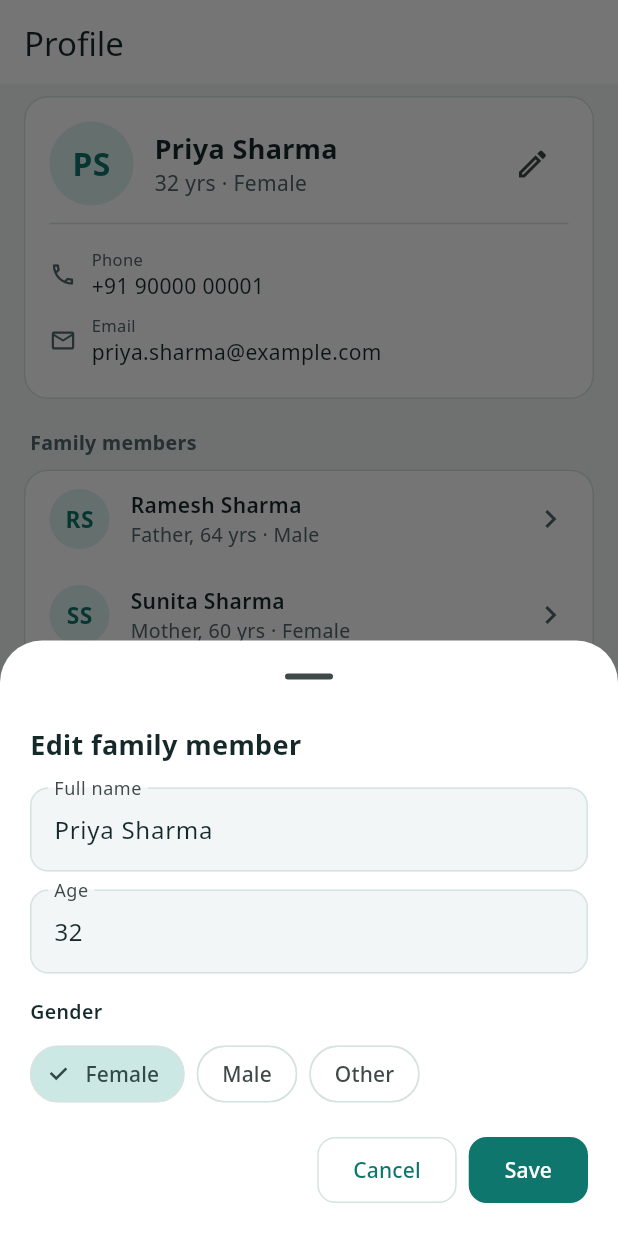
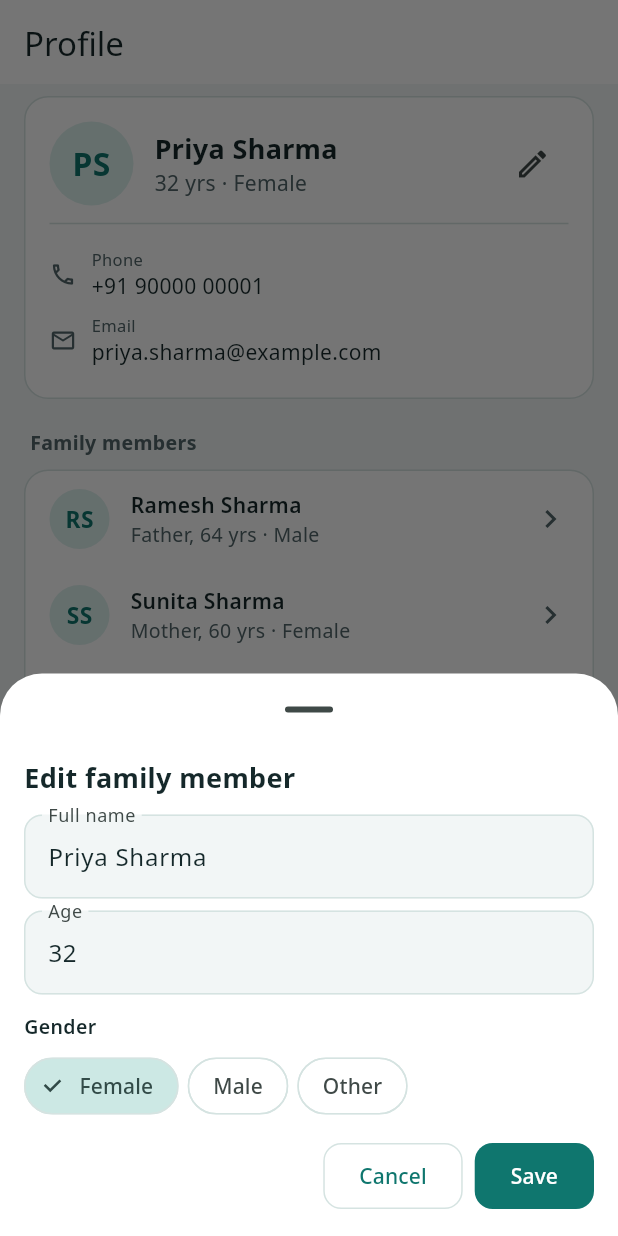
Before and after one commit to AmanSikarwar/booking-bot, a Flutter app: the ProfileScreen screen opened by its route, after a tap on the "edit" icon, on a phone screen of 412 x 824 dp. Run offline on Flutter 3.47's test engine with Material 3 defaults, Android fonts, the phone set to English and light mode, and no system bars; our stand-ins replace connectivity_plus, drift, drift_flutter, flutter_animate, flutter_bloc, freezed_annotation and 5 more; missing offline and left inert: fetch_client, flutter_chat_core, flutter_chat_ui, slang; accounts and stored records are empty; generated files the repository leaves out were written again; network calls fail.

Commit message:
style(app): tighten form spacing on phones

```diff
--- a/app/lib/features/profile/profile_screen.dart
+++ b/app/lib/features/profile/profile_screen.dart
@@ -327,6 +327,7 @@ class _PersonEditorState extends State<PersonEditor> {
   @override
   Widget build(BuildContext context) {
     final t = context.t.profile;
+    final compact = context.windowSize == WindowSize.compact;
     return _EditorFrame(
       title: widget.person.id.isEmpty ? t.addPerson : t.editPerson,
       onSave: _save,
@@ -353,8 +354,8 @@ class _PersonEditorState extends State<PersonEditor> {
         if (!_isSelf) ...[
           _EditorLabel(t.relation),
           Wrap(
-            spacing: 8,
-            runSpacing: 8,
+            spacing: compact ? 6 : 8,
+            runSpacing: compact ? 4 : 8,
             children: [
               for (final r in Relation.values.where((r) => r != Relation.self))
                 ChoiceChip(
@@ -367,7 +368,7 @@ class _PersonEditorState extends State<PersonEditor> {
         ],
         _EditorLabel(t.gender),
         Wrap(
-          spacing: 8,
+          spacing: compact ? 6 : 8,
           children: [
             for (final g in Gender.values)
               ChoiceChip(
@@ -389,7 +390,7 @@ class _PersonEditorState extends State<PersonEditor> {
     List<TextInputFormatter>? formatters,
     TextCapitalization caps = TextCapitalization.none,
   }) => Padding(
-    padding: const EdgeInsets.only(bottom: 12),
+    padding: EdgeInsets.only(bottom: context.windowSize == WindowSize.compact ? 8 : 12),
     child: TextField(
       controller: c,
       keyboardType: keyboard,
@@ -451,11 +452,12 @@ class _AddressEditorState extends State<AddressEditor> {
   @override
   Widget build(BuildContext context) {
     final t = context.t.profile;
+    final compact = context.windowSize == WindowSize.compact;
     String? req(TextEditingController c) =>
         _showErrors && c.text.trim().isEmpty ? context.t.form.required : null;
     Widget field(TextEditingController c, String label, {String? error, TextInputType? keyboard}) =>
         Padding(
-          padding: const EdgeInsets.only(bottom: 12),
+          padding: EdgeInsets.only(bottom: compact ? 8 : 12),
           child: TextField(
             controller: c,
             keyboardType: keyboard,
@@ -520,8 +522,11 @@ class _EditorFrame extends StatelessWidget {
   @override
   Widget build(BuildContext context) {
     final t = context.t.profile;
+    final compact = context.windowSize == WindowSize.compact;
     return SingleChildScrollView(
-      padding: const EdgeInsets.fromLTRB(20, 8, 20, 20),
+      padding: compact
+          ? const EdgeInsets.fromLTRB(16, 8, 16, 16)
+          : const EdgeInsets.fromLTRB(20, 8, 20, 20),
       child: Column(
         mainAxisSize: MainAxisSize.min,
         crossAxisAlignment: CrossAxisAlignment.stretch,
@@ -530,13 +535,13 @@ class _EditorFrame extends StatelessWidget {
             title,
             style: const TextStyle(fontSize: 18, fontWeight: FontWeight.w700, color: Palette.ink),
           ),
-          const SizedBox(height: 16),
+          SizedBox(height: compact ? 12 : 16),
           ...children,
-          const SizedBox(height: 16),
+          SizedBox(height: compact ? 12 : 16),
           Wrap(
             alignment: WrapAlignment.end,
             spacing: 8,
-            runSpacing: 8,
+            runSpacing: compact ? 4 : 8,
             children: [
               if (onRemove != null)
                 TextButton.icon(
@@ -562,7 +567,7 @@ class _EditorLabel extends StatelessWidget {
 
   @override
   Widget build(BuildContext context) => Padding(
-    padding: const EdgeInsets.only(top: 4, bottom: 8),
+    padding: EdgeInsets.only(top: 4, bottom: context.windowSize == WindowSize.compact ? 6 : 8),
     child: Text(
       text,
       style: const TextStyle(fontSize: 13, fontWeight: FontWeight.w600, color: Palette.ink),
```
Also changed, not shown: app/lib/features/chat/presentation/booking_form.dart (+24 -19 lines), 1 other file.
